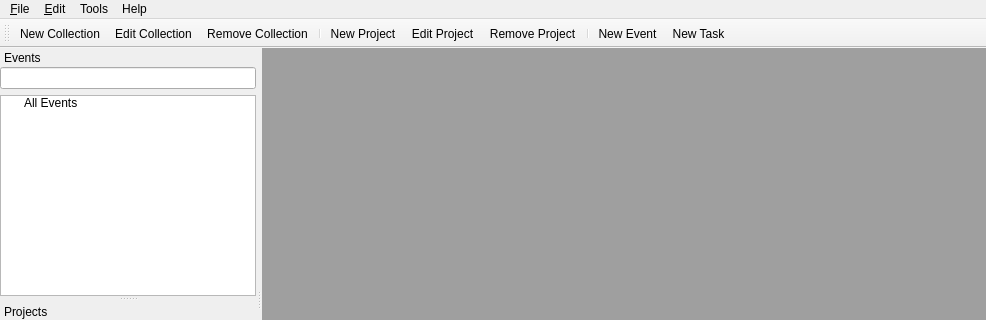
The window that mainwindow.ui (crazafimahatratra/golem) describes before a commit, drawn with Qt 5; both pictures show x 0 to 986 and y 0 to 320 of the 986 by 572 pixel window.
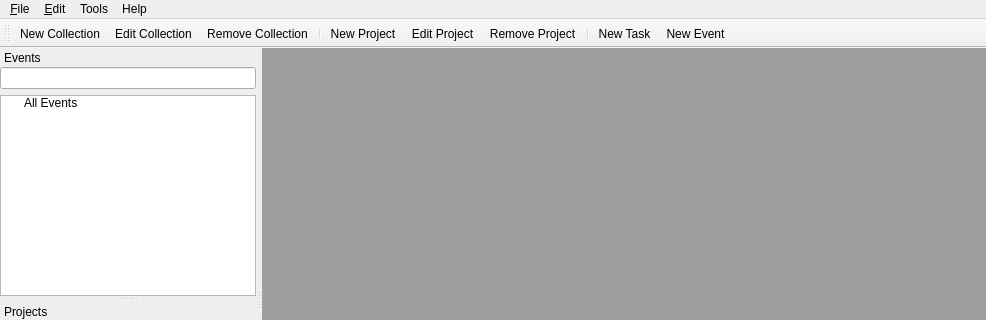
The same window after the commit. Icons and pictures are not drawn. Custom widgets are drawn as their Qt base class.

Commit message: Add task and Add event on mainwindow

Patch:
```diff
--- a/mainwindow.ui
+++ b/mainwindow.ui
@@ -111,8 +111,8 @@
    <addaction name="actionEdit_Project"/>
    <addaction name="actionRemove_Project"/>
    <addaction name="separator"/>
-   <addaction name="actionNewEvent"/>
    <addaction name="actionNewTask"/>
+   <addaction name="actionNewEvent"/>
   </widget>
   <widget class="QStatusBar" name="statusBar"/>
   <widget class="QDockWidget" name="dockWidget">
```
